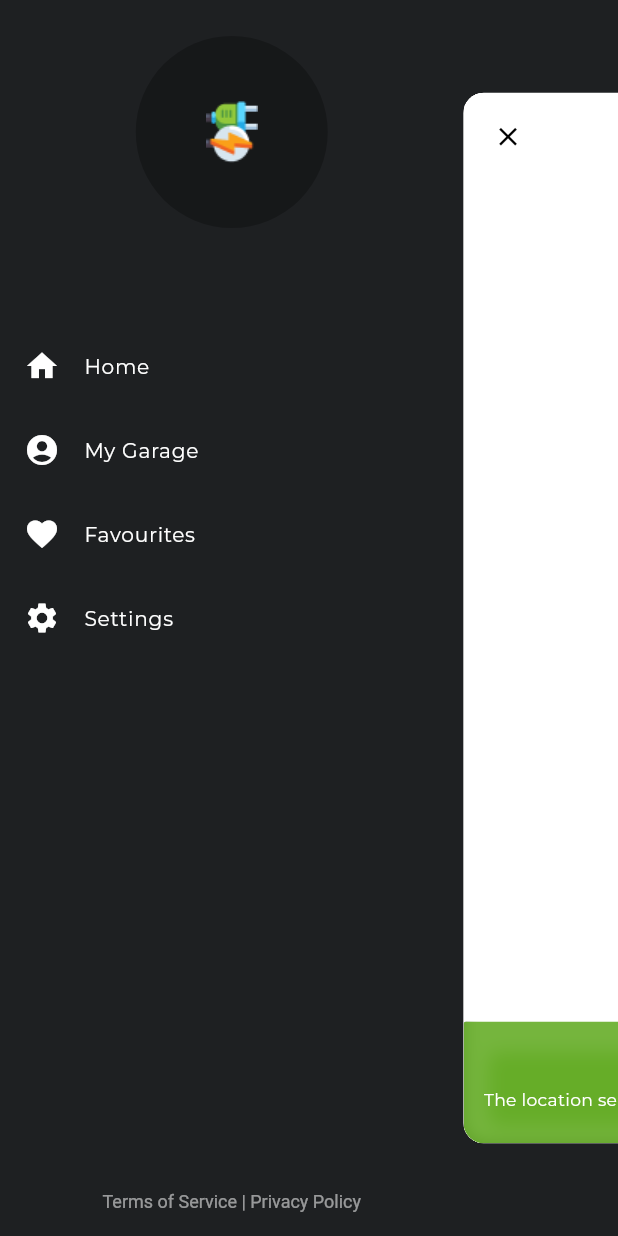
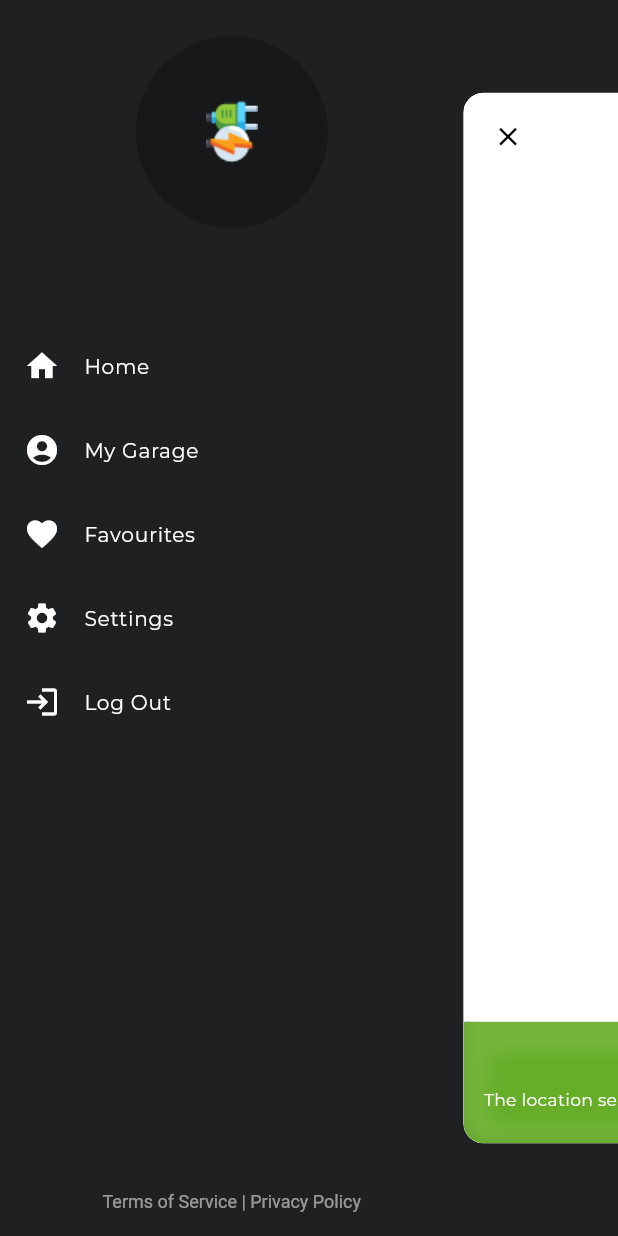
Before and after one commit to AhmedShehatah/evcs, a Flutter app: the HomeScreen screen opened by its route, after a tap on the "menu" icon, on a phone screen of 412 x 824 dp. Run offline on Flutter 3.47's test engine with Material 3 defaults, Android fonts, the phone set to English and light mode, and no system bars; drawn by our look-alikes of flutter_advanced_drawer; our stand-ins replace bloc, cached_network_image, dio, flutter_bloc, flutter_screenutil, flutter_svg and 9 more; accounts and stored records are empty.

```diff
--- a/lib/core/design/root/widgets/app_drawer.dart
+++ b/lib/core/design/root/widgets/app_drawer.dart
@@ -1,4 +1,6 @@
 import 'package:evcs/core/di/di_manager.dart';
+import 'package:evcs/core/shared_prefs/shared_prefs.dart';
+import 'package:evcs/features/auth/pages/login_screen.dart';
 import 'package:evcs/features/home/pages/home_screen.dart';
 import 'package:flutter/material.dart';
 
@@ -59,6 +61,14 @@ class AppDrawer extends StatelessWidget {
               leading: const Icon(Icons.settings),
               title: const Text('Settings'),
             ),
+            ListTile(
+              onTap: () {
+                DIManager.findDep<SharedPrefs>().logOut();
+                DIManager.findNavigator().offAll(LoginScreen.routeName);
+              },
+              leading: const Icon(Icons.login),
+              title: const Text('Log Out'),
+            ),
             const Spacer(),
             DefaultTextStyle(
               style: const TextStyle(
--- a/lib/core/shared_prefs/shared_prefs.dart
+++ b/lib/core/shared_prefs/shared_prefs.dart
@@ -10,4 +10,8 @@ class SharedPrefs {
   final _token = ReadWriteValue<String?>("token:${AppConsts.appName}", null);
   String? getToken() => _token.val;
   void setToken(String token) => _token.val = token;
+
+  void logOut() {
+    _token.val = null;
+  }
 }
--- /dev/null
+++ b/lib/core/state/base_state.dart
@@ -0,0 +1,17 @@
+import 'package:evcs/core/errors/base_error.dart';
+import 'package:freezed_annotation/freezed_annotation.dart';
+//part 'base_state.g.dart';
+part 'base_state.freezed.dart';
+
+@freezed
+class BaseState<T> with _$BaseState<T> {
+  const BaseState._();
+
+  const factory BaseState.loading() = _LoadingState;
+
+  const factory BaseState.initial() = _InitialState;
+
+  const factory BaseState.failure({required BaseError error}) = _FailureState;
+
+  const factory BaseState.success({required T data}) = _SuccessState;
+}
--- a/lib/data/repositories/auth/auth_repo.dart
+++ b/lib/data/repositories/auth/auth_repo.dart
@@ -1,7 +1,7 @@
 import 'package:evcs/core/results/result.dart';
 import 'package:evcs/data/models/auth/auth_response.dart';
-import 'package:evcs/data/models/auth/sign_in_request.dart';
-import 'package:evcs/data/models/auth/sign_up_request.dart';
+import 'package:evcs/data/models/auth/sign_in_request/sign_in_request.dart';
+import 'package:evcs/data/models/auth/sign_up_request/sign_up_request.dart';
 import 'package:evcs/data/sources/auth/auth_remote_data_source.dart';
 
 class AuthRepo implements IAuthRepo {
--- a/lib/data/sources/auth/auth_remote_data_source.dart
+++ b/lib/data/sources/auth/auth_remote_data_source.dart
@@ -2,8 +2,8 @@ import 'package:evcs/core/network/http_method.dart';
 import 'package:evcs/core/results/result.dart';
 import 'package:evcs/data/endpoints/app_endpoints.dart';
 import 'package:evcs/data/models/auth/auth_response.dart';
-import 'package:evcs/data/models/auth/sign_in_request.dart';
-import 'package:evcs/data/models/auth/sign_up_request.dart';
+import 'package:evcs/data/models/auth/sign_in_request/sign_in_request.dart';
+import 'package:evcs/data/models/auth/sign_up_request/sign_up_request.dart';
 
 import '../../../core/data_source/base_remote_data_source.dart';
 
--- a/lib/features/auth/cubit/auth_cubit.dart
+++ b/lib/features/auth/cubit/auth_cubit.dart
@@ -3,8 +3,8 @@ import 'package:evcs/core/states/base_fail_state.dart';
 import 'package:evcs/core/states/base_success_state.dart';
 import 'package:evcs/core/states/base_wait_state.dart';
 import 'package:evcs/core/utils/ui/snackbar/custom_snack_bar.dart';
-import 'package:evcs/data/models/auth/sign_in_request.dart';
-import 'package:evcs/data/models/auth/sign_up_request.dart';
+import 'package:evcs/data/models/auth/sign_in_request/sign_in_request.dart';
+import 'package:evcs/data/models/auth/sign_up_request/sign_up_request.dart';
 import 'package:evcs/data/repositories/auth/auth_repo.dart';
 import 'package:evcs/features/auth/cubit/auth_state.dart';
 import 'package:evcs/features/home/pages/home_screen.dart';
--- a/lib/features/auth/pages/login_screen.dart
+++ b/lib/features/auth/pages/login_screen.dart
@@ -7,7 +7,7 @@ import 'package:evcs/core/localization/cubit/locale_cubit.dart';
 import 'package:evcs/core/utils/ui/widgets/utils/vertical_padding.dart';
 import 'package:evcs/core/validators/email_validator.dart';
 import 'package:evcs/core/validators/min_length_validator.dart';
-import 'package:evcs/data/models/auth/sign_in_request.dart';
+import 'package:evcs/data/models/auth/sign_in_request/sign_in_request.dart';
 import 'package:evcs/features/auth/cubit/auth_cubit.dart';
 import 'package:evcs/features/auth/pages/register_screen.dart';
 import 'package:evcs/features/auth/widgets/auth_title.dart';
--- a/lib/features/auth/pages/register_screen.dart
+++ b/lib/features/auth/pages/register_screen.dart
@@ -8,7 +8,7 @@ import 'package:evcs/core/utils/ui/widgets/utils/vertical_padding.dart';
 import 'package:evcs/core/validators/email_validator.dart';
 import 'package:evcs/core/validators/min_length_validator.dart';
 import 'package:evcs/core/validators/required_validator.dart';
-import 'package:evcs/data/models/auth/sign_up_request.dart';
+import 'package:evcs/data/models/auth/sign_up_request/sign_up_request.dart';
 import 'package:evcs/features/auth/cubit/auth_cubit.dart';
 import 'package:evcs/features/auth/pages/login_screen.dart';
 import 'package:evcs/features/auth/widgets/auth_title.dart';
--- a/lib/features/home/pages/home_screen.dart
+++ b/lib/features/home/pages/home_screen.dart
@@ -48,9 +48,8 @@ class _HomeScreenState extends State<HomeScreen> {
                     onPress: () {
                       CustomBottomSheet.showBottomSheet(const BookSheet());
                     },
-                    title: DIManager.findDep<LocaleCubit>()
-                        .appLocalizations
-                        .helloWorld),
+                    title:
+                        DIManager.findDep<LocaleCubit>().appLocalizations.done),
               ),
             ),
           ],
--- a/pubspec.yaml
+++ b/pubspec.yaml
@@ -38,6 +38,8 @@ dependencies:
   package_info_plus: ^4.2.0
   rxdart: ^0.27.7
   shimmer: ^3.0.0
+  freezed: 2.5.2
+  freezed_annotation: ^2.4.1
 
 dev_dependencies:
   flutter_lints: ^2.0.0
@@ -46,6 +48,7 @@ dev_dependencies:
   flutter_gen: ^5.5.0+1
   build_runner:
   flutter_gen_runner:
+  json_serializable: ^6.8.0
 
 flutter:
   uses-material-design: true
```
Also changed, not shown: lib/data/models/auth/sign_in_request.dart (deleted, +0 -16 lines), lib/data/models/auth/sign_in_request/sign_in_request.dart (added, +9 -0 lines), lib/data/models/auth/sign_up_request.dart (deleted, +0 -31 lines), lib/data/models/auth/sign_up_request/sign_up_request.dart (added, +47 -0 lines), lib/core/state/base_state.freezed.dart (added), lib/data/models/auth/sign_in_request/sign_in_request.freezed.dart (added), lib/data/models/auth/sign_in_request/sign_in_request.g.dart (added), lib/data/models/auth/sign_up_request/sign_up_request.freezed.dart (added), lib/data/models/auth/sign_up_request/sign_up_request.g.dart (added), pubspec.lock, 2 other files.
